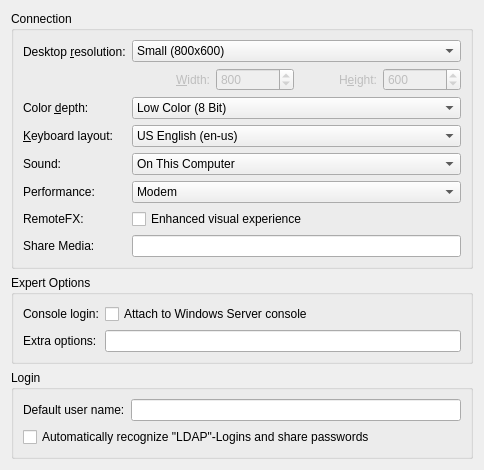
Above: rdp/rdppreferences.ui from KDE/krdc before the change. Below: the same form after it.
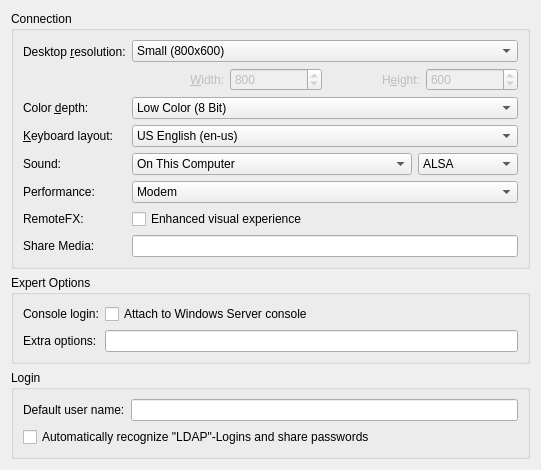
That is the form after the change. Custom widgets are drawn as their Qt base class.

Diff of the .ui file:
```diff
--- a/rdp/rdppreferences.ui
+++ b/rdp/rdppreferences.ui
@@ -414,6 +414,8 @@
        </widget>
       </item>
       <item row="3" column="0">
+       <layout class="QHBoxLayout">
+        <item>
        <widget class="QLabel" name="soundLabel">
         <property name="text">
          <string comment="label for soundsettings in preferences dialog">Sound:</string>
@@ -423,7 +425,11 @@
         </property>
        </widget>
       </item>
+       </layout>
+      </item>
       <item row="3" column="1">
+       <layout class="QHBoxLayout">
+        <item>
        <widget class="KComboBox" name="kcfg_Sound">
         <property name="minimumSize">
          <size>
@@ -448,6 +454,33 @@
         </item>
        </widget>
       </item>
+        <item>
+        <widget class="KComboBox" name="kcfg_SoundSystem">
+         <property name="minimumSize">
+          <size>
+           <width>100</width>
+           <height>0</height>
+          </size>
+         </property>
+         <item>
+          <property name="text">
+           <string>ALSA</string>
+          </property>
+         </item>
+         <item>
+          <property name="text">
+           <string>PulseAudio</string>
+          </property>
+         </item>
+         <item>
+          <property name="text">
+           <string>None</string>
+          </property>
+         </item>
+        </widget>
+        </item>
+       </layout>
+      </item>
       <item row="4" column="0">
        <widget class="QLabel" name="performanceLabel">
         <property name="text">
```
Left out of the diff: 1 changed line with no effect on the pictures. Lines whose indentation alone changed are shown as unchanged.
